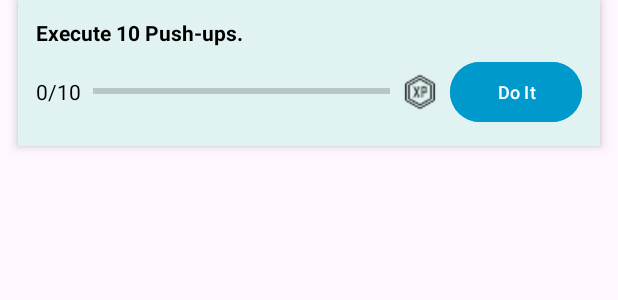
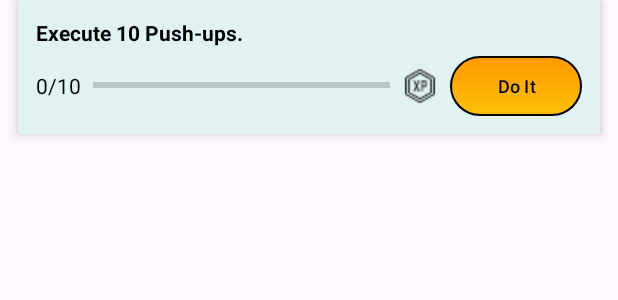
Before and after one commit to RchCodes/FitQuestMobileApplication, an Android app: the layout quest_items.xml on its own in the app's theme, with its tools: preview values and no code run, on a phone screen of 412 x 824 dp. Shown: the top 300 px of the screen. Run offline under Robolectric (Android 15) with nearby library versions, the light colour scheme and no system bars.

Commit message:
ADDED: b_challenge2.xml button_style2.xml icon_skull.xml
EDITED:
activity_main.xml
bg_btn_gender_female_selector.xml
bg_btn_gender_male_selector.xml
quest_items.xml
MainActivity.java

```diff
--- a/app/src/main/res/drawable/bg_btn_gender_female_selector.xml
+++ b/app/src/main/res/drawable/bg_btn_gender_female_selector.xml
@@ -5,7 +5,7 @@
         <shape android:shape="rectangle">
             <solid android:color="#C2185B"/> <!-- Darker Pink -->
             <corners android:radius="8dp"/>
-            <stroke android:width="2dp" android:color="#000000"/>
+            <stroke android:width="2dp" android:color="#AD1457"/>
         </shape>
     </item>
     <!-- Default state -->
@@ -13,7 +13,7 @@
         <shape android:shape="rectangle">
             <solid android:color="#E91E63"/> <!-- Original Pink -->
             <corners android:radius="8dp"/>
-            <stroke android:width="2dp" android:color="#000000"/>
+            <stroke android:width="2dp" android:color="#AD1457"/>
         </shape>
     </item>
 </selector>
--- a/app/src/main/res/drawable/bg_btn_gender_male_selector.xml
+++ b/app/src/main/res/drawable/bg_btn_gender_male_selector.xml
@@ -5,7 +5,7 @@
         <shape android:shape="rectangle">
             <solid android:color="#155A9E"/> <!-- Darker Blue -->
             <corners android:radius="8dp"/>
-            <stroke android:width="2dp" android:color="#000000"/>
+            <stroke android:width="2dp" android:color="#1565C0"/>
         </shape>
     </item>
     <!-- Default state -->
@@ -13,7 +13,7 @@
         <shape android:shape="rectangle">
             <solid android:color="#1976D2"/> <!-- Original Blue -->
             <corners android:radius="8dp"/>
-            <stroke android:width="2dp" android:color="#000000"/>
+            <stroke android:width="2dp" android:color="#1565C0"/>
         </shape>
     </item>
 </selector>
--- /dev/null
+++ b/app/src/main/res/drawable/button_style2.xml
@@ -0,0 +1,39 @@
+<?xml version="1.0" encoding="utf-8"?>
+<selector xmlns:android="http://schemas.android.com/apk/res/android">
+
+    <!-- Pressed -->
+    <item android:state_pressed="true">
+        <shape android:shape="rectangle">
+            <gradient
+                android:startColor="#F9A825"
+                android:endColor="#F57F17"
+                android:angle="90"/>
+            <corners android:radius="20dp"/>
+            <stroke android:width="1dp" android:color="#000000"/>
+        </shape>
+    </item>
+
+    <!-- Focused -->
+    <item android:state_focused="true">
+        <shape android:shape="rectangle">
+            <gradient
+                android:startColor="#FFD54F"
+                android:endColor="#F9A825"
+                android:angle="90"/>
+            <corners android:radius="20dp"/>
+            <stroke android:width="1dp" android:color="#000000"/>
+        </shape>
+    </item>
+
+    <!-- Default -->
+    <item>
+        <shape android:shape="rectangle">
+            <gradient
+                android:startColor="#FFC107"
+                android:endColor="#FF9800"
+                android:angle="90"/>
+            <corners android:radius="20dp"/>
+            <stroke android:width="1dp" android:color="#000000"/>
+        </shape>
+    </item>
+</selector>
--- a/app/src/main/res/layout/quest_items.xml
+++ b/app/src/main/res/layout/quest_items.xml
@@ -2,6 +2,7 @@
 <LinearLayout xmlns:android="http://schemas.android.com/apk/res/android"
     android:layout_width="match_parent"
     android:layout_height="wrap_content"
+    xmlns:app="http://schemas.android.com/apk/res-auto"
     android:orientation="vertical"
     android:background="@android:color/white"
     android:padding="12dp"
@@ -61,11 +62,12 @@ android:layout_marginTop="6dp">
     <Button
         android:id="@+id/do_it_button"
         android:layout_width="wrap_content"
-    android:layout_height="wrap_content"
+        android:layout_height="40dp"
         android:text="Do It"
         android:textSize="12sp"
         android:layout_marginStart="8dp"
-    android:backgroundTint="@android:color/holo_blue_dark"
-    android:textColor="@android:color/white" />
+        android:background="@drawable/button_style2"
+        android:textColor="@android:color/black"
+        app:backgroundTint="@null"/>
 </LinearLayout>
     </LinearLayout>
```
Also changed, not shown: app/src/main/java/com/example/fitquest/MainActivity.java (+40 -2 lines), app/src/main/res/drawable/b_challenge2.xml (added, +43 -0 lines), app/src/main/res/drawable/icon_skull.xml (added, +9 -0 lines), app/src/main/res/layout/activity_main.xml (+16 -7 lines). Lines whose indentation alone changed are shown as unchanged.
